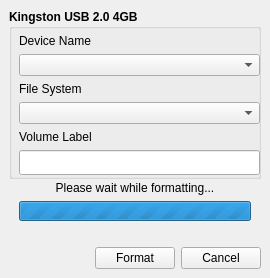
pars-linux/uludag, file staj-projeleri/quick-format/src/ui/quickformat.ui: the form before one commit.
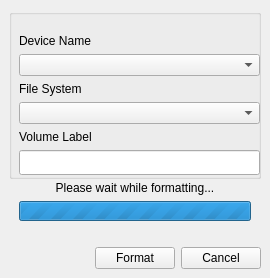
The form after the commit.

Commit message: Modify: Minor changes in UI and py for error correction

```diff
--- a/staj-projeleri/quick-format/src/ui/quickformat.ui
+++ b/staj-projeleri/quick-format/src/ui/quickformat.ui
@@ -66,7 +66,7 @@
        <string/>
       </property>
       <property name="title">
-       <string>Kingston USB 2.0 4GB</string>
+       <string/>
       </property>
       <widget class="QWidget" name="verticalLayoutWidget">
        <property name="geometry">
```
Left out of the diff: 48 changed lines with no effect on the pictures. The commit also changes 1 other file.
